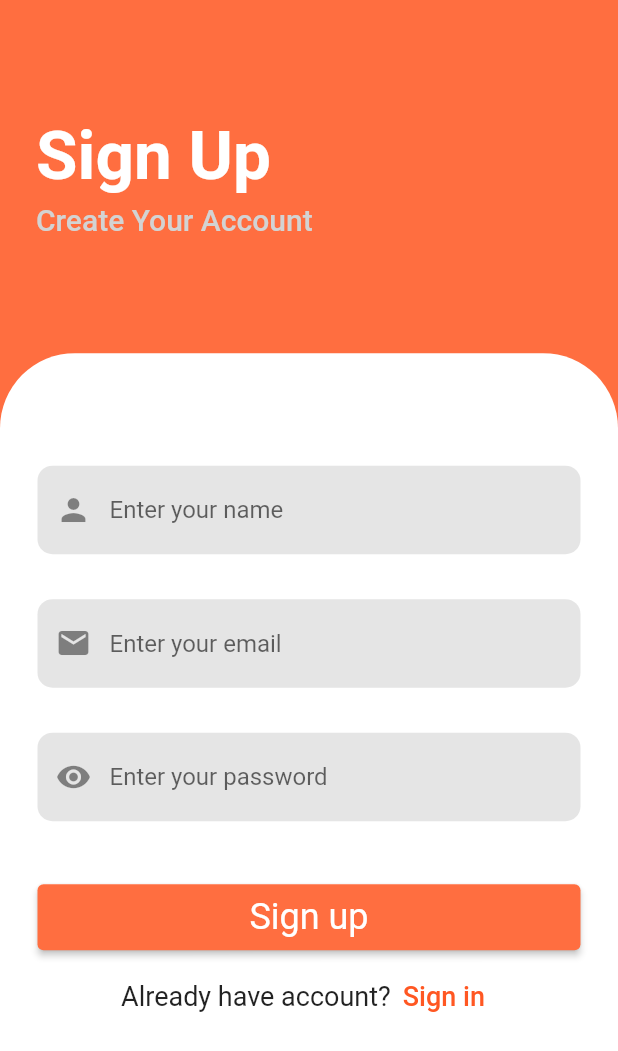
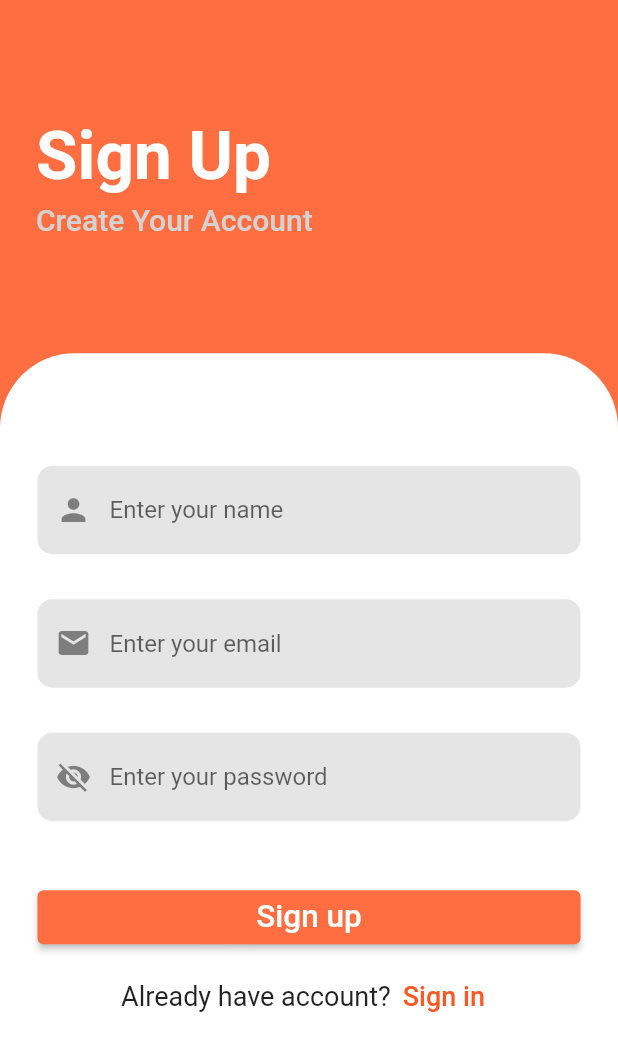
Before and after one commit to PragatiMahato/News-App, a Flutter app: the HomeScreen screen opened directly, after a tap on the "logout" icon, after a tap on "Sign In", after a tap on "Sign up", on a phone screen of 412 x 824 dp. Shown: the top 1051 px of the screen. Run offline on Flutter 3.47's test engine with Material 2 defaults, Android fonts, the phone set to English and light mode, and no system bars; our stand-ins replace firebase_auth, firebase_core, webview_flutter; accounts and stored records are empty; network calls fail.

Commit message:
Final commit

```diff
--- a/lib/screens/home.dart
+++ b/lib/screens/home.dart
@@ -1,4 +1,4 @@
-// ignore_for_file: library_private_types_in_public_api
+// ignore_for_file: library_private_types_in_public_api, use_build_context_synchronously, non_constant_identifier_names
 
 import 'package:firebase_auth/firebase_auth.dart';
 import 'package:flutter/material.dart';
@@ -43,15 +43,15 @@ class _HomeScreenState extends State<HomeScreen> {
           elevation: 0,
           title: Row(
             mainAxisAlignment: MainAxisAlignment.center,
-            children: [
-              Text("FW",
+            children: const [
+              Text("News",
                   style: TextStyle(
                       color:
-                          const Color.fromARGB(255, 31, 87, 83).withOpacity(1),
+                          Colors.deepOrangeAccent,
                       fontSize: 23,
                       fontWeight: FontWeight.w700,
                       fontFamily: 'Poppins')),
-              const Text("News",
+              Text("World",
                   style: TextStyle(
                       color: Color.fromARGB(255, 64, 59, 54),
                       fontSize: 23,
@@ -61,7 +61,7 @@ class _HomeScreenState extends State<HomeScreen> {
           ),
           actions: [
             IconButton(
-            icon: Icon(Icons.logout,color:  Color.fromARGB(255, 31, 87, 83).withOpacity(1),),
+            icon: Icon(Icons.logout,color:  const Color.fromARGB(255, 31, 87, 83).withOpacity(1),),
            onPressed: () async {
                 await FirebaseAuth.instance.signOut();
 
--- a/lib/screens/login.dart
+++ b/lib/screens/login.dart
@@ -1,19 +1,22 @@
+// ignore_for_file: use_build_context_synchronously, library_private_types_in_public_api
+
 import 'package:firebase_auth/firebase_auth.dart';
 import 'package:firebase_core/firebase_core.dart';
 import 'package:flutter/material.dart';
 import 'package:news_app/screens/signup.dart';
-
 import '../auth.dart';
-import '../validator.dart';
 import 'home.dart';
 
 class LoginScreen extends StatefulWidget {
+  const LoginScreen({super.key});
+
   @override
   _LoginScreenState createState() => _LoginScreenState();
 }
 
 class _LoginScreenState extends State<LoginScreen> {
   final _formKey = GlobalKey<FormState>();
+  bool passwordObsecured = true;
 
   final _emailTextController = TextEditingController();
   final _passwordTextController = TextEditingController();
@@ -23,23 +26,6 @@ class _LoginScreenState extends State<LoginScreen> {
 
   bool _isProcessing = false;
 
-  Future<FirebaseApp> _initializeFirebase() async {
-    FirebaseApp firebaseApp = await Firebase.initializeApp();
-
-    User? user = FirebaseAuth.instance.currentUser;
-
-    if (user != null) {
-      Navigator.of(context).pushReplacement(
-        MaterialPageRoute(
-          builder: (context) => const HomeScreen(
-              // user: user,
-              ),
-        ),
-      );
-    }
-
-    return firebaseApp;
-  }
 
   @override
   Widget build(BuildContext context) {
@@ -100,14 +86,20 @@ class _LoginScreenState extends State<LoginScreen> {
                       child:  Form(
                     key: _formKey,
                     child: Column(
-                      children: <Widget>[
-                        SizedBox(height: 60,),
+                      children:[
+                        const SizedBox(height: 60,),
                         TextFormField(
                           controller: _emailTextController,
                           focusNode: _focusEmail,
-                          validator: (value) => Validator.validateEmail(
-                            email: value,
-                          ),
+                          validator: (value) {
+                        if (value!.isEmpty) {
+                  return 'Email is required';
+                }
+                if (!RegExp(r'^[\w-]+(\.[\w-]+)*@[a-zA-Z0-9-]+(\.[a-zA-Z0-9-]+)*(\.[a-zA-Z]{2,})$').hasMatch(value)) {
+                  return 'Invalid email format';
+                }
+                return null;
+                      },
                            decoration: InputDecoration(
                                 border: OutlineInputBorder(
                                     borderRadius: BorderRadius.circular(10),
@@ -118,14 +110,25 @@ class _LoginScreenState extends State<LoginScreen> {
                                 hintText: "Enter your email",
                                 prefixIcon: const Icon(Icons.email)),
                         ),
-                        SizedBox(height: 30),
+                        const SizedBox(height: 30),
                         TextFormField(
+                          obscureText: passwordObsecured,
                           controller: _passwordTextController,
                           focusNode: _focusPassword,
-                          obscureText: true,
-                          validator: (value) => Validator.validatePassword(
-                            password: value,
-                          ),
+
+                          validator: (value){
+                            if (value == null) {
+    return null;
+  }
+
+  if (value.isEmpty) {
+    return 'Password can\'t be empty';
+  } else if (value.length < 6) {
+    return 'Enter a password with length at least 6';
+  }
+
+  return null;
+                          },
                            decoration: InputDecoration(
                                 border: OutlineInputBorder(
                                     borderRadius: BorderRadius.circular(10),
@@ -134,11 +137,22 @@ class _LoginScreenState extends State<LoginScreen> {
                                 fillColor:
                                     const Color.fromARGB(255, 229, 229, 229),
                                 hintText: "Enter your password",
-                                prefixIcon: const Icon(Icons.remove_red_eye)),
+                                prefixIcon: IconButton(
+                                      onPressed: () {
+                                        setState(() {
+                                          passwordObsecured =
+                                              !passwordObsecured;
+                                        });
+                                      },
+                                      icon: Icon(
+                                        passwordObsecured
+                                            ? Icons.visibility_off
+                                            : Icons.visibility,
+                                      )),),
                         ),
-                        SizedBox(height: 50),
+                        const SizedBox(height: 50),
                         _isProcessing
-                        ? CircularProgressIndicator()
+                        ? const CircularProgressIndicator()
                         :
                             Container(
                             height: 60,
@@ -173,18 +187,18 @@ class _LoginScreenState extends State<LoginScreen> {
                                         .pushReplacement(
                                       MaterialPageRoute(
                                         builder: (context) =>
-                                            HomeScreen(),
+                                            const HomeScreen(),
                                       ),
                                     );
                                   }
                                 }
                               },
-                              child: Text(
-                                'Sign In',
-                                style: TextStyle(color: Colors.white),
-                              ),
                               style: ButtonStyle(
                                 backgroundColor: MaterialStateProperty.all(Colors.deepOrangeAccent),
+                              ),
+                              child: const Text(
+                                'Sign In',
+                                style: TextStyle(color: Colors.white,fontSize: 21),
                               ),)
                             ),
 
--- a/lib/screens/signup.dart
+++ b/lib/screens/signup.dart
@@ -1,12 +1,13 @@
+// ignore_for_file: use_build_context_synchronously
+
 import 'package:firebase_core/firebase_core.dart';
 import 'package:flutter/material.dart';
 
 import 'package:firebase_auth/firebase_auth.dart';
 import 'package:news_app/screens/login.dart';
 
+import '../auth.dart';
 
-import '../auth.dart';
-import '../validator.dart';
 import 'home.dart';
 
 class SignUpScreen extends StatefulWidget {
@@ -16,6 +17,7 @@ _SignUpScreenState createState() => _SignUpScreenState();
 
 class _SignUpScreenState extends State<SignUpScreen> {
   final _registerFormKey = GlobalKey<FormState>();
+  bool passwordObsecured = true;
 
   final _nameTextController = TextEditingController();
   final _emailTextController = TextEditingController();
@@ -26,6 +28,7 @@ final _focusEmail = FocusNode();
   final _focusPassword = FocusNode();
 
   bool _isProcessing = false;
+  late String _password;
 
   @override
   Widget build(BuildContext context) {
@@ -87,20 +90,29 @@ Widget build(BuildContext context) {
                           key: _registerFormKey,
                           child: Column(
                             children: [
-                    SizedBox(height: 50,),
+                              const SizedBox(
+                                height: 50,
+                              ),
                               TextFormField(
                                 controller: _nameTextController,
                                 focusNode: _focusName,
-                      validator: (value) => Validator.validateName(
-                        name: value,
-                      ),
+                                validator: (name) {
+                                  if (name == null) {
+                                    return null;
+                                  }
+
+                                  if (name.isEmpty) {
+                                    return 'Name can\'t be empty';
+                                  }
+                                  return null;
+                                },
                                 decoration: InputDecoration(
                                     border: OutlineInputBorder(
                                         borderRadius: BorderRadius.circular(10),
                                         borderSide: BorderSide.none),
                                     filled: true,
-                                fillColor:
-                                    const Color.fromARGB(255, 229, 229, 229),
+                                    fillColor: const Color.fromARGB(
+                                        255, 229, 229, 229),
                                     hintText: "Enter your name",
                                     prefixIcon: const Icon(Icons.person)),
                               ),
@@ -108,27 +120,49 @@ Widget build(BuildContext context) {
                               TextFormField(
                                 controller: _emailTextController,
                                 focusNode: _focusEmail,
-                      validator: (value) => Validator.validateEmail(
-                        email: value,
-                      ),
+                                validator: (value) {
+                                  if (value!.isEmpty) {
+                                    return 'Email is required';
+                                  }
+                                  if (!RegExp(
+                                          r'^[\w-]+(\.[\w-]+)*@[a-zA-Z0-9-]+(\.[a-zA-Z0-9-]+)*(\.[a-zA-Z]{2,})$')
+                                      .hasMatch(value)) {
+                                    return 'Invalid email format';
+                                  }
+                                  return null;
+                                },
                                 decoration: InputDecoration(
                                     border: OutlineInputBorder(
                                         borderRadius: BorderRadius.circular(10),
                                         borderSide: BorderSide.none),
                                     filled: true,
-                                fillColor:
-                                    const Color.fromARGB(255, 229, 229, 229),
+                                    fillColor: const Color.fromARGB(
+                                        255, 229, 229, 229),
                                     hintText: "Enter your email",
                                     prefixIcon: const Icon(Icons.email)),
                               ),
                               const SizedBox(height: 30),
                               TextFormField(
+                                obscureText: passwordObsecured,
                                 controller: _passwordTextController,
                                 focusNode: _focusPassword,
-                      obscureText: true,
-                      validator: (value) => Validator.validatePassword(
-                        password: value,
-                      ),
+
+                                validator: (value) {
+                                  if (value == null) {
+                                    return null;
+                                  }
+
+                                  if (value.isEmpty) {
+                                    return 'Password can\'t be empty';
+                                  } else if (value.length < 6) {
+                                    return 'Enter a password with length at least 6';
+                                  }
+
+                                  return null;
+                                },
+                                onSaved: (value) {
+                          _password = value!;
+                        },
                                 decoration: InputDecoration(
                                   border: OutlineInputBorder(
                                       borderRadius: BorderRadius.circular(10),
@@ -137,7 +171,19 @@ Widget build(BuildContext context) {
                                   fillColor:
                                       const Color.fromARGB(255, 229, 229, 229),
                                   hintText: "Enter your password",
-                                prefixIcon: const Icon(Icons.remove_red_eye)),
+                                  prefixIcon: IconButton(
+                                      onPressed: () {
+                                        setState(() {
+                                          passwordObsecured =
+                                              !passwordObsecured;
+                                        });
+                                      },
+                                      icon: Icon(
+                                        passwordObsecured
+                                            ? Icons.visibility_off
+                                            : Icons.visibility,
+                                      )),
+                                ),
                               ),
                               const SizedBox(height: 40),
                               _isProcessing
@@ -153,12 +199,16 @@ Widget build(BuildContext context) {
 
                                               if (_registerFormKey.currentState!
                                                   .validate()) {
-                                User? user = await FirebaseAuthHelper
+                                                User? user =
+                                                    await FirebaseAuthHelper
                                                         .registerUsingEmailPassword(
-                                  name: _nameTextController.text,
-                                  email: _emailTextController.text,
+                                                  name:
+                                                      _nameTextController.text,
+                                                  email:
+                                                      _emailTextController.text,
                                                   password:
-                                  _passwordTextController.text,
+                                                      _passwordTextController
+                                                          .text,
                                                 );
 
                                                 setState(() {
@@ -170,23 +220,27 @@ Widget build(BuildContext context) {
                                                       .pushAndRemoveUntil(
                                                     MaterialPageRoute(
                                                       builder: (context) =>
-                                          HomeScreen(),
+                                                          const HomeScreen(),
                                                     ),
                                                     ModalRoute.withName('/'),
                                                   );
                                                 }
-                              }else{
+                                              } else {
                                                 setState(() {
                                                   _isProcessing = false;
                                                 });
                                               }
                                             },
                                             style: ButtonStyle(
-                              backgroundColor: MaterialStateProperty.all(Colors.deepOrangeAccent),
+                                              backgroundColor:
+                                                  MaterialStateProperty.all(
+                                                      Colors.deepOrangeAccent),
                                             ),
                                             child: const Text(
                                               'Sign up',
-                              style: TextStyle(color: Colors.white),
+                                              style: TextStyle(
+                                                  color: Colors.white,
+                                                  fontSize: 21),
                                             ),
                                           ),
                                         ),
@@ -207,7 +261,7 @@ Widget build(BuildContext context) {
                                         Navigator.of(context)
                                             .push(MaterialPageRoute(
                                           builder: (context) =>
-                                           LoginScreen(),
+                                              const LoginScreen(),
                                         ));
                                       },
                                       child: const Text(
@@ -220,8 +274,7 @@ Widget build(BuildContext context) {
                               )
                             ],
                           ),
-              )
-                    ),
+                        )),
                   ),
                 )
               ],
--- a/lib/screens/splash.dart
+++ b/lib/screens/splash.dart
@@ -1,7 +1,8 @@
 // ignore_for_file: file_names
 import 'dart:async';
 import 'package:flutter/material.dart';
-import 'news_screen.dart';
+import 'package:news_app/screens/login.dart';
+
 
 class SplashScreen extends StatefulWidget {
   const SplashScreen({super.key});
@@ -15,7 +16,7 @@ class _SplashScreenState extends State<SplashScreen> {
   void initState() {
     Timer(const Duration(seconds: 10), () {
       Navigator.of(context).push(MaterialPageRoute(
-        builder: (context) => const HomePage(),
+        builder: (context) =>  const LoginScreen(),
       ));
     });
     super.initState();
--- a/lib/validator.dart
+++ /dev/null
@@ -1,44 +0,0 @@
-class Validator {
-
-static String? validateName({required String? name}) {
-  if (name == null) {
-    return null;
-  }
-
-  if (name.isEmpty) {
-    return 'Name can\'t be empty';
-  }
-  return null;
-}
-
-static String? validateEmail({required String? email}) {
-  if (email == null) {
-    return null;
-  }
-
-  RegExp emailRegExp = RegExp(
-      r"^[a-zA-Z0-9.!#$%&'*+/=?^_`{|}~-]+@[a-zA-Z0-9](?:[a-zA-Z0-9-]{0,253}[a-zA-Z0-9])?(?:\.[a-zA-Z0-9](?:[a-zA-Z0-9-]{0,253}[a-zA-Z0-9])?)*$");
-
-  if (email.isEmpty) {
-    return 'Email can\'t be empty';
-  } else if (!emailRegExp.hasMatch(email)) {
-    return 'Enter a correct email';
-  }
-
-  return null;
-}
-
-static String? validatePassword({required String? password}) {
-  if (password == null) {
-    return null;
-  }
-
-  if (password.isEmpty) {
-    return 'Password can\'t be empty';
-  } else if (password.length < 6) {
-    return 'Enter a password with length at least 6';
-  }
-
-  return null;
-}
-}
```
Also changed, not shown: lib/main.dart (+3 -25 lines), lib/screens/news_screen.dart (deleted, +0 -126 lines). Lines whose indentation alone changed are shown as unchanged.
